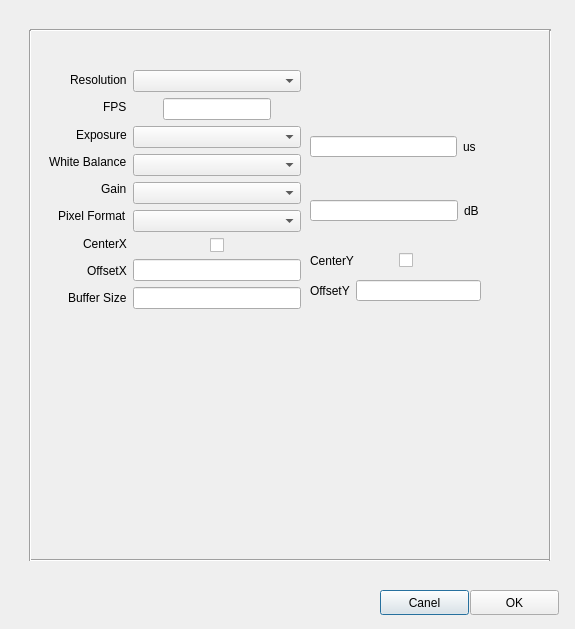
The window that settingdialog.ui (zcsd/Vision_Inspection) describes before a commit, drawn with Qt 5.
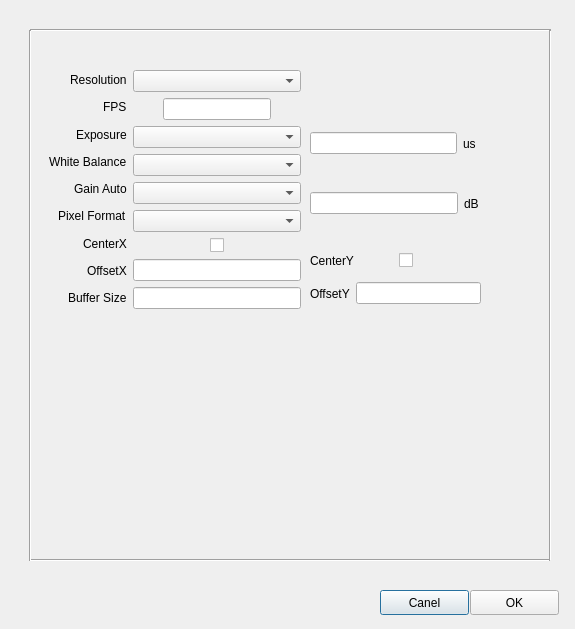
The same window after the commit.

```diff
--- a/settingdialog.ui
+++ b/settingdialog.ui
@@ -91,13 +91,13 @@
     <enum>Qt::Vertical</enum>
    </property>
   </widget>
-  <widget class="QWidget" name="">
+  <widget class="QWidget" name="layoutWidget">
    <property name="geometry">
     <rect>
      <x>310</x>
-     <y>200</y>
+     <y>190</y>
      <width>169</width>
-     <height>21</height>
+     <height>27</height>
     </rect>
    </property>
    <layout class="QHBoxLayout" name="horizontalLayout">
@@ -113,13 +113,13 @@
     </item>
    </layout>
   </widget>
-  <widget class="QWidget" name="">
+  <widget class="QWidget" name="layoutWidget">
    <property name="geometry">
     <rect>
      <x>310</x>
-     <y>136</y>
+     <y>130</y>
      <width>166</width>
-     <height>21</height>
+     <height>27</height>
     </rect>
    </property>
    <layout class="QHBoxLayout" name="horizontalLayout_2">
@@ -135,13 +135,13 @@
     </item>
    </layout>
   </widget>
-  <widget class="QWidget" name="">
+  <widget class="QWidget" name="layoutWidget">
    <property name="geometry">
     <rect>
      <x>310</x>
      <y>280</y>
      <width>171</width>
-     <height>21</height>
+     <height>27</height>
     </rect>
    </property>
    <layout class="QHBoxLayout" name="horizontalLayout_3">
@@ -157,7 +157,7 @@
     </item>
    </layout>
   </widget>
-  <widget class="QWidget" name="">
+  <widget class="QWidget" name="layoutWidget">
    <property name="geometry">
     <rect>
      <x>310</x>
@@ -183,7 +183,7 @@
     </item>
    </layout>
   </widget>
-  <widget class="QWidget" name="">
+  <widget class="QWidget" name="layoutWidget">
    <property name="geometry">
     <rect>
      <x>49</x>
@@ -229,7 +229,7 @@
       <item alignment="Qt::AlignRight|Qt::AlignVCenter">
        <widget class="QLabel" name="labelGainMode">
         <property name="text">
-         <string>Gain</string>
+         <string>Gain Auto</string>
         </property>
        </widget>
       </item>
```
